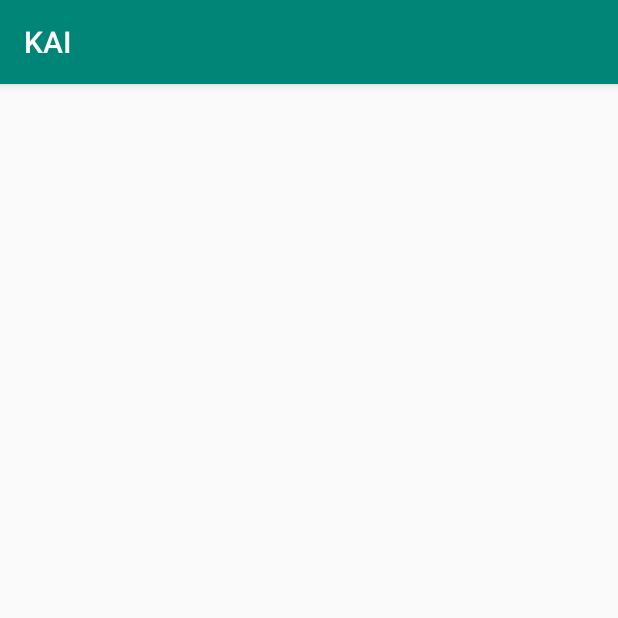
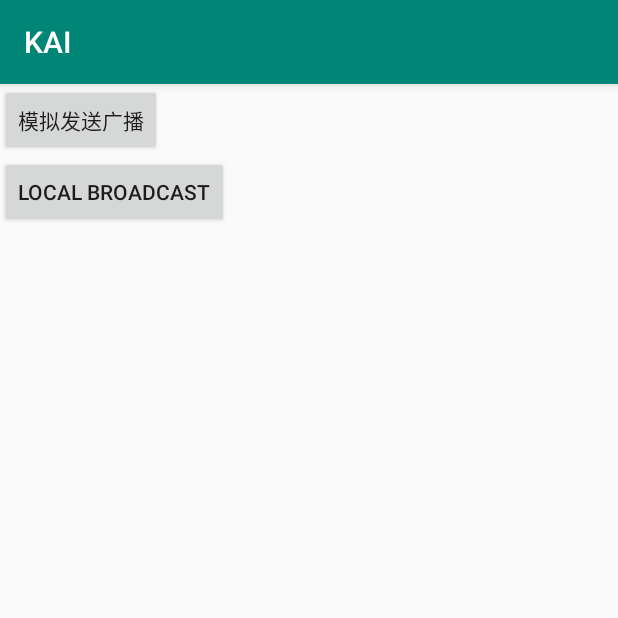
Before and after one commit to YongmingLee/kai, an Android app: the BroadCastTestActivity screen opened directly, with no data from a screen before it, on a phone screen of 412 x 824 dp, the top half of it. Run offline under Robolectric (Android 15) with nearby library versions, the phone set to English and light mode, and no system bars.

Commit message:
添加系统广播、自定义广播、自定义本地广播测试代码

```diff
--- a/app/src/main/java/com/example/yongming/activity/BroadCastTestActivity.java
+++ b/app/src/main/java/com/example/yongming/activity/BroadCastTestActivity.java
@@ -1,6 +1,7 @@
 package com.example.yongming.activity;
 
 import android.content.BroadcastReceiver;
+import android.content.ComponentName;
 import android.content.Context;
 import android.content.Intent;
 import android.content.IntentFilter;
@@ -8,14 +9,19 @@ import android.net.ConnectivityManager;
 import android.net.NetworkInfo;
 import android.os.Bundle;
 import android.support.annotation.Nullable;
+import android.support.v4.content.LocalBroadcastManager;
+import android.view.View;
+import android.widget.Button;
 import android.widget.Toast;
 
-public class BroadCastTestActivity extends BaseActivity {
+import com.example.yongming.broadcast.MyBroadcastReceiver;
 
-
-    private IntentFilter intentFilter;
+public class BroadCastTestActivity extends BaseActivity implements View.OnClickListener {
 
     private MyNetworkChangeReceiver networkChangeReceiver;
+    private MyBroadcastReceiver myBroadcastReceiver;
+    private LocalBroadcastReceiver localBroadcastReceiver;
+    private LocalBroadcastManager localBroadcastManager;
 
     @Override
     protected void onCreate(@Nullable Bundle savedInstanceState) {
@@ -23,21 +29,51 @@ public class BroadCastTestActivity extends BaseActivity {
 
         setContentView(R.layout.activity_broadcast_test);
 
+        initPrivateBroadcast();
 
+        Button button = (Button)findViewById(R.id.broadcast_test_btn);
+        button.setOnClickListener(this);
+
+        button = (Button)findViewById(R.id.broadcast_test_btn2);
+        button.setOnClickListener(this);
+    }
+
+    /*
+    * 初始化自定义广播
+    * */
+    private void initPrivateBroadcast()
+    {
         networkChangeReceiver = new MyNetworkChangeReceiver();
+        myBroadcastReceiver = new MyBroadcastReceiver();
 
-        intentFilter = new IntentFilter();
+        IntentFilter sysIntentFilter = new IntentFilter();
+        sysIntentFilter.addAction("android.net.conn.CONNECTIVITY_CHANGE"); // 系统广播
+        registerReceiver(networkChangeReceiver, sysIntentFilter);
 
-        intentFilter.addAction("android.net.conn.CONNECTIVITY_CHANGE");
 
-        registerReceiver(networkChangeReceiver, intentFilter);
+        IntentFilter ownFilter = new IntentFilter();
+        ownFilter.setPriority(101);
+        ownFilter.addAction("com.example.yongming.broadcast.MY_BROADCAST2"); // 自定义
+        registerReceiver(myBroadcastReceiver, ownFilter);
+
+        IntentFilter localIntentFilter = new IntentFilter();
+        localIntentFilter.addAction("com.example.localtest");
+
+        localBroadcastReceiver = new LocalBroadcastReceiver();
+
+        localBroadcastManager = LocalBroadcastManager.getInstance(this);
+        localBroadcastManager.registerReceiver(localBroadcastReceiver, localIntentFilter);
     }
+
 
     @Override
     protected void onDestroy() {
         super.onDestroy();
 
         unregisterReceiver(networkChangeReceiver);
+        unregisterReceiver(myBroadcastReceiver);
+
+        localBroadcastManager.unregisterReceiver(localBroadcastReceiver);
     }
 
     class MyNetworkChangeReceiver extends BroadcastReceiver
@@ -56,4 +92,30 @@ public class BroadCastTestActivity extends BaseActivity {
             }
         }
     }
+
+    class LocalBroadcastReceiver extends BroadcastReceiver
+    {
+        @Override
+        public void onReceive(Context context, Intent intent) {
+            Toast.makeText(context, "Hi, This is local broadcast test", Toast.LENGTH_SHORT).show();
+        }
+    }
+
+    @Override
+    public void onClick(View view) {
+
+        switch (view.getId()) {
+            case R.id.broadcast_test_btn:
+                Intent intent = new Intent("com.example.yongming.broadcast.MY_BROADCAST2");
+                sendOrderedBroadcast(intent, null);
+
+                break;
+            case R.id.broadcast_test_btn2:
+                Intent localIntent = new Intent("com.example.localtest");
+                localBroadcastManager.sendBroadcast(localIntent);
+                break;
+            default:
+                break;
+        }
+    }
 }
--- /dev/null
+++ b/app/src/main/java/com/example/yongming/broadcast/MyBroadcastReceiver.java
@@ -0,0 +1,20 @@
+package com.example.yongming.broadcast;
+
+import android.content.BroadcastReceiver;
+import android.content.Context;
+import android.content.Intent;
+import android.widget.Toast;
+
+import com.example.yongming.activity.R;
+
+public class MyBroadcastReceiver extends BroadcastReceiver {
+    @Override
+    public void onReceive(Context context, Intent intent) {
+
+        Toast.makeText(context, R.string.send_broadcast_test, Toast.LENGTH_SHORT).show();
+
+
+        // 如果想中断广播，调用下面语句
+//        abortBroadcast();
+    }
+}
--- a/app/src/main/res/layout/activity_broadcast_test.xml
+++ b/app/src/main/res/layout/activity_broadcast_test.xml
@@ -3,4 +3,17 @@
     android:orientation="vertical" android:layout_width="match_parent"
     android:layout_height="match_parent">
 
+    <Button
+        android:id="@+id/broadcast_test_btn"
+        android:layout_width="wrap_content"
+        android:layout_height="wrap_content"
+        android:text="@string/send_broadcast_test"/>
+
+    <Button
+        android:id="@+id/broadcast_test_btn2"
+        android:layout_width="wrap_content"
+        android:layout_height="wrap_content"
+        android:text="local broadcast"/>
+
+
 </LinearLayout>
--- a/app/src/main/res/values/strings.xml
+++ b/app/src/main/res/values/strings.xml
@@ -2,4 +2,5 @@
     <string name="app_name">KAI</string>
     <string name="demo_string">HELLO YOU!</string>
     <string name="next_activity">进入下一个Activity</string>
+    <string name="send_broadcast_test">模拟发送广播</string>
 </resources>
```
Also changed, not shown: app/src/main/AndroidManifest.xml (+18 -2 lines), app/src/main/java/com/example/yongming/broadcast/BaseBroadcastReceiver.java (added, +28 -0 lines).
